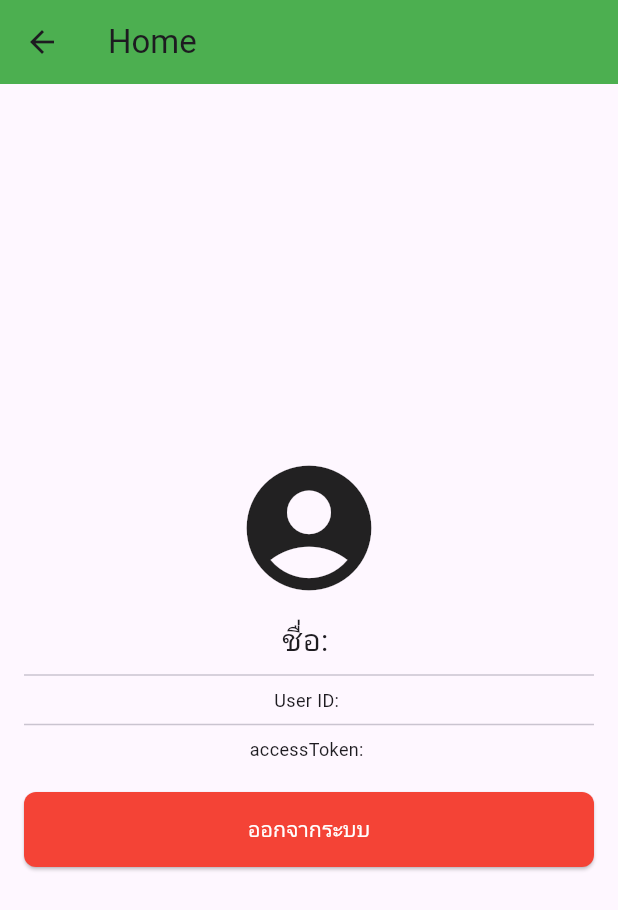
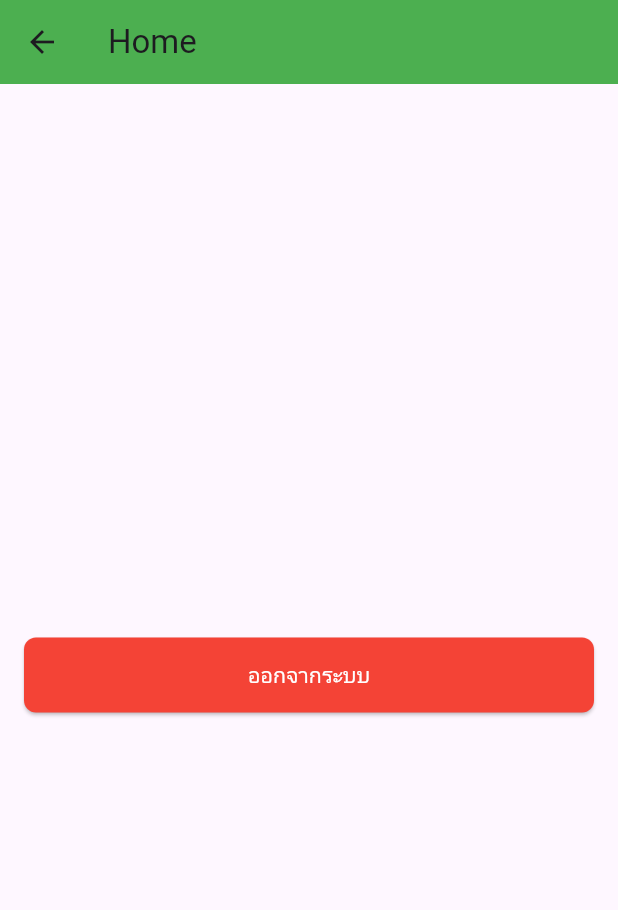
Before and after one commit to PhurisitSJJ/flutter-web-line-liff, a Flutter app: the HomeWebScreen screen opened by its route, on a phone screen of 412 x 824 dp. Shown: the top 910 px of the screen. Run offline on Flutter 3.47's test engine with Material 3 defaults, Android fonts, the light colour scheme and no system bars; our stand-ins replace flutter_dotenv; missing offline and left inert: flutter_line_liff, flutter_line_sdk.

Commit message:
3 commit

```diff
--- a/lib/main.dart
+++ b/lib/main.dart
@@ -8,7 +8,7 @@ void main() {
       initialRoute: '/',
       routes: {
         '/': (context) => LoginWebScreen(),
-        '/home': (context) => HomeWebScreen(displayName: '', pictureUrl: '', userId: '', accessToken: '',),
+        '/home': (context) => HomeWebScreen(),
       },
     ));
 }
--- a/lib/screen/homeweb_screen.dart
+++ b/lib/screen/homeweb_screen.dart
@@ -4,17 +4,17 @@ import 'package:flutter_line/screen/login_screen.dart';
 import 'package:flutter_line_sdk/flutter_line_sdk.dart';
 
 class HomeWebScreen extends StatelessWidget {
-  final String displayName;
-  final String pictureUrl;
-  final String userId;
-  final String accessToken;
+  // final String displayName;
+  // final String pictureUrl;
+  // final String userId;
+  // final String accessToken;
 
   const HomeWebScreen({
     super.key,
-    required this.displayName,
-    required this.pictureUrl,
-    required this.userId,
-    required this.accessToken,
+    // required this.displayName,
+    // required this.pictureUrl,
+    // required this.userId,
+    // required this.accessToken,
   });
 
   void logout(BuildContext context) async {
@@ -42,19 +42,19 @@ class HomeWebScreen extends StatelessWidget {
           mainAxisAlignment: MainAxisAlignment.center,
           crossAxisAlignment: CrossAxisAlignment.center,
           children: [
-            pictureUrl.isNotEmpty
-                ? CircleAvatar(
-                    radius: 50,
-                    backgroundImage: NetworkImage(pictureUrl),
-                  )
-                : const Icon(Icons.account_circle, size: 100),
-            const SizedBox(height: 10),
-            Text("ชื่อ: $displayName", style: const TextStyle(fontSize: 20)),
-            const Divider(),
-            Text("User ID: $userId", style: const TextStyle(fontSize: 12)),
-            const Divider(),
-            Text("accessToken: $accessToken",
-                style: const TextStyle(fontSize: 12)),
+            // pictureUrl.isNotEmpty
+            //     ? CircleAvatar(
+            //         radius: 50,
+            //         backgroundImage: NetworkImage(pictureUrl),
+            //       )
+            //     : const Icon(Icons.account_circle, size: 100),
+            // const SizedBox(height: 10),
+            // Text("ชื่อ: $displayName", style: const TextStyle(fontSize: 20)),
+            // const Divider(),
+            // Text("User ID: $userId", style: const TextStyle(fontSize: 12)),
+            // const Divider(),
+            // Text("accessToken: $accessToken",
+            //     style: const TextStyle(fontSize: 12)),
             const SizedBox(height: 20),
             ElevatedButton(
               onPressed: () {
--- a/lib/screen/loginweb_screen.dart
+++ b/lib/screen/loginweb_screen.dart
@@ -37,10 +37,10 @@ class _LoginWebScreenState extends State<LoginWebScreen> {
         context,
         MaterialPageRoute(
             builder: (context) => HomeWebScreen(
-                  displayName: '${userInfo?.displayName}',
-                  pictureUrl: '${userInfo?.pictureUrl}',
-                  userId: '${userInfo?.userId}',
-                  accessToken: '${accessToken}',
+                  // displayName: '${userInfo?.displayName}',
+                  // pictureUrl: '${userInfo?.pictureUrl}',
+                  // userId: '${userInfo?.userId}',
+                  // accessToken: '${accessToken}',
                 )),
       );
     } else {
```
